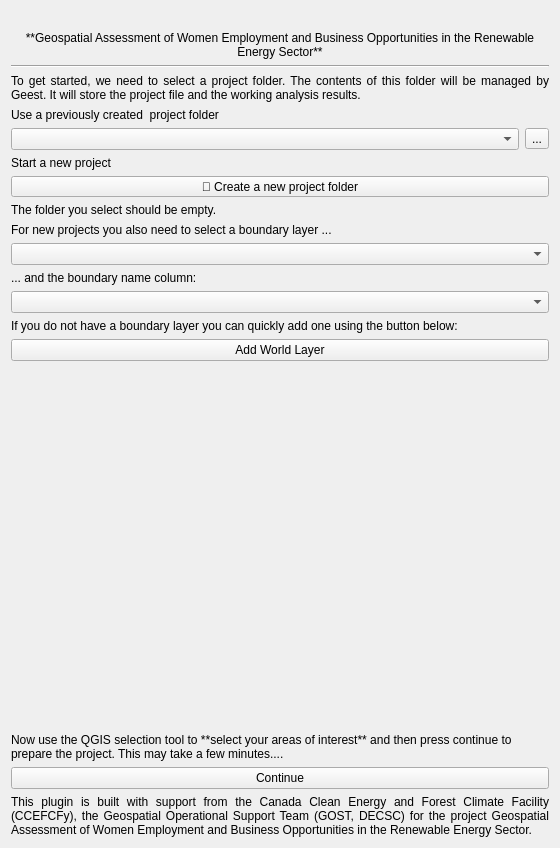
The window that geest/ui/setup_panel_base.ui (worldbank/GEEST) describes before a commit, drawn with Qt 5.
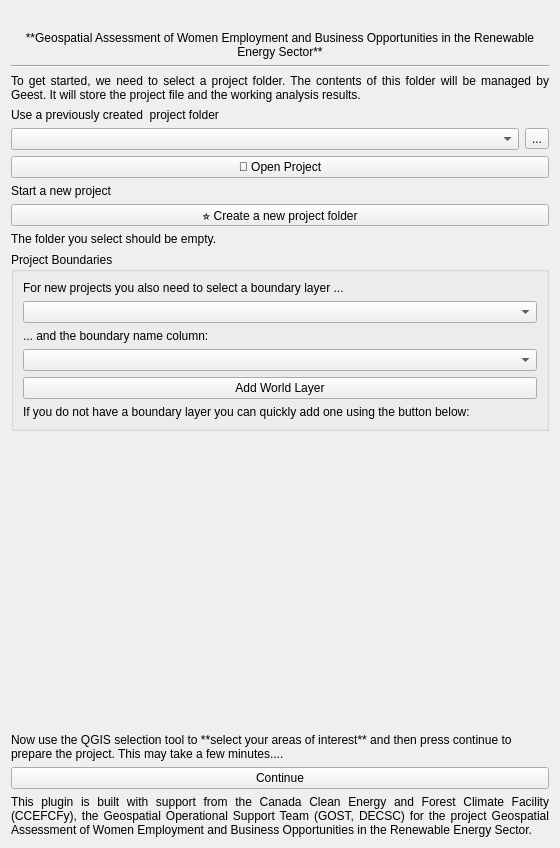
The same window after the commit. Icons and pictures are not drawn.

Commit message: refactoring code to organise it better show / hide widgets on welcome screen Implement setup panel using uic

What changed in the file:
```diff
--- a/geest/ui/setup_panel_base.ui
+++ b/geest/ui/setup_panel_base.ui
@@ -14,16 +14,43 @@
    <string>Form</string>
   </property>
   <layout class="QGridLayout" name="gridLayout">
-   <item row="7" column="0" colspan="2">
-    <widget class="QToolButton" name="create_project_button">
-     <property name="sizePolicy">
-      <sizepolicy hsizetype="MinimumExpanding" vsizetype="Fixed">
-       <horstretch>0</horstretch>
-       <verstretch>0</verstretch>
-      </sizepolicy>
+   <item row="7" column="0">
+    <widget class="QLabel" name="label_10">
+     <property name="text">
+      <string>Start a new project</string>
      </property>
+    </widget>
+   </item>
+   <item row="15" column="0" colspan="2">
+    <widget class="QLabel" name="label_5">
      <property name="text">
-      <string>📂 Create a new project folder</string>
+      <string>This plugin is built with support from the Canada Clean Energy and Forest Climate Facility (CCEFCFy), the Geospatial Operational Support Team (GOST, DECSC) for the project Geospatial Assessment of Women Employment and Business Opportunities in the Renewable Energy Sector.   </string>
+     </property>
+     <property name="alignment">
+      <set>Qt::AlignJustify|Qt::AlignVCenter</set>
+     </property>
+     <property name="wordWrap">
+      <bool>true</bool>
+     </property>
+    </widget>
+   </item>
+   <item row="3" column="0" colspan="2">
+    <widget class="QLabel" name="label_3">
+     <property name="text">
+      <string>To get started, we need to select a project folder. The contents of this folder will be managed by Geest. It will store the project file and the working analysis results.</string>
+     </property>
+     <property name="alignment">
+      <set>Qt::AlignJustify|Qt::AlignTop</set>
+     </property>
+     <property name="wordWrap">
+      <bool>true</bool>
+     </property>
+    </widget>
+   </item>
+   <item row="4" column="0">
+    <widget class="QLabel" name="label">
+     <property name="text">
+      <string>Use a previously created  project folder</string>
      </property>
     </widget>
    </item>
@@ -34,7 +61,7 @@
      </property>
     </widget>
    </item>
-   <item row="17" column="0" colspan="2">
+   <item row="14" column="0" colspan="2">
     <widget class="QPushButton" name="continue_button">
      <property name="text">
       <string>Continue</string>
@@ -42,22 +69,6 @@
     </widget>
    </item>
    <item row="12" column="0" colspan="2">
-    <widget class="QComboBox" name="field_combo"/>
-   </item>
-   <item row="11" column="0" colspan="2">
-    <widget class="QLabel" name="label_7">
-     <property name="text">
-      <string>... and the boundary name column:</string>
-     </property>
-     <property name="wordWrap">
-      <bool>true</bool>
-     </property>
-    </widget>
-   </item>
-   <item row="10" column="0" colspan="2">
-    <widget class="QComboBox" name="layer_combo"/>
-   </item>
-   <item row="15" column="0">
     <spacer name="verticalSpacer">
      <property name="orientation">
       <enum>Qt::Vertical</enum>
@@ -70,26 +81,6 @@
      </property>
     </spacer>
    </item>
-   <item row="3" column="0" colspan="2">
-    <widget class="QLabel" name="label_3">
-     <property name="text">
-      <string>To get started, we need to select a project folder. The contents of this folder will be managed by Geest. It will store the project file and the working analysis results.</string>
-     </property>
-     <property name="alignment">
-      <set>Qt::AlignJustify|Qt::AlignTop</set>
-     </property>
-     <property name="wordWrap">
-      <bool>true</bool>
-     </property>
-    </widget>
-   </item>
-   <item row="8" column="0">
-    <widget class="QLabel" name="label_4">
-     <property name="text">
-      <string>The folder you select should be empty.</string>
-     </property>
-    </widget>
-   </item>
    <item row="0" column="0" colspan="2">
     <widget class="QLabel" name="banner_label">
      <property name="text">
@@ -103,7 +94,37 @@
      </property>
     </widget>
    </item>
-   <item row="16" column="0" colspan="2">
+   <item row="6" column="0" colspan="2">
+    <widget class="QPushButton" name="open_project_button">
+     <property name="text">
+      <string>📂 Open Project</string>
+     </property>
+    </widget>
+   </item>
+   <item row="1" column="0" colspan="2">
+    <widget class="QLabel" name="label_2">
+     <property name="text">
+      <string>**Geospatial Assessment of Women Employment and Business Opportunities in the Renewable Energy Sector**</string>
+     </property>
+     <property name="textFormat">
+      <enum>Qt::MarkdownText</enum>
+     </property>
+     <property name="alignment">
+      <set>Qt::AlignCenter</set>
+     </property>
+     <property name="wordWrap">
+      <bool>true</bool>
+     </property>
+    </widget>
+   </item>
+   <item row="2" column="0" colspan="2">
+    <widget class="Line" name="line">
+     <property name="orientation">
+      <enum>Qt::Horizontal</enum>
+     </property>
+    </widget>
+   </item>
+   <item row="13" column="0" colspan="2">
     <widget class="QLabel" name="label_9">
      <property name="text">
       <string>Now use the QGIS selection tool to **select your areas of interest** and then press continue to prepare the project. This may take a few minutes....</string>
@@ -116,83 +137,78 @@
      </property>
     </widget>
    </item>
-   <item row="14" column="0" colspan="2">
-    <widget class="QPushButton" name="world_map_button">
-     <property name="text">
-      <string>Add World Layer</string>
-     </property>
-    </widget>
-   </item>
-   <item row="18" column="0" colspan="2">
-    <widget class="QLabel" name="label_5">
-     <property name="text">
-      <string>This plugin is built with support from the Canada Clean Energy and Forest Climate Facility (CCEFCFy), the Geospatial Operational Support Team (GOST, DECSC) for the project Geospatial Assessment of Women Employment and Business Opportunities in the Renewable Energy Sector.   </string>
-     </property>
-     <property name="alignment">
-      <set>Qt::AlignJustify|Qt::AlignVCenter</set>
-     </property>
-     <property name="wordWrap">
-      <bool>true</bool>
-     </property>
-    </widget>
-   </item>
-   <item row="13" column="0" colspan="2">
-    <widget class="QLabel" name="label_8">
-     <property name="text">
-      <string>If you do not have a boundary layer you can quickly add one using the button below:</string>
-     </property>
-     <property name="wordWrap">
-      <bool>true</bool>
-     </property>
-    </widget>
-   </item>
    <item row="5" column="0">
     <widget class="QComboBox" name="previous_project_combo"/>
    </item>
-   <item row="6" column="0">
-    <widget class="QLabel" name="label_10">
+   <item row="8" column="0" colspan="2">
+    <widget class="QToolButton" name="create_project_button">
+     <property name="sizePolicy">
+      <sizepolicy hsizetype="MinimumExpanding" vsizetype="Fixed">
+       <horstretch>0</horstretch>
+       <verstretch>0</verstretch>
+      </sizepolicy>
+     </property>
      <property name="text">
-      <string>Start a new project</string>
+      <string>⭐️ Create a new project folder</string>
      </property>
     </widget>
    </item>
+   <item row="10" column="0" colspan="2">
+    <widget class="QGroupBox" name="new_project_group">
+     <property name="title">
+      <string>Project Boundaries</string>
+     </property>
+     <layout class="QVBoxLayout" name="verticalLayout">
+      <item>
+       <widget class="QLabel" name="label_6">
+        <property name="text">
+         <string>For new projects you also need to select a boundary layer ...</string>
+        </property>
+        <property name="wordWrap">
+         <bool>true</bool>
+        </property>
+       </widget>
+      </item>
+      <item>
+       <widget class="QComboBox" name="layer_combo"/>
+      </item>
+      <item>
+       <widget class="QLabel" name="label_7">
+        <property name="text">
+         <string>... and the boundary name column:</string>
+        </property>
+        <property name="wordWrap">
+         <bool>true</bool>
+        </property>
+       </widget>
+      </item>
+      <item>
+       <widget class="QComboBox" name="field_combo"/>
+      </item>
+      <item>
+       <widget class="QPushButton" name="world_map_button">
+        <property name="text">
+         <string>Add World Layer</string>
+        </property>
+       </widget>
+      </item>
+      <item>
+       <widget class="QLabel" name="label_8">
+        <property name="text">
+         <string>If you do not have a boundary layer you can quickly add one using the button below:</string>
+        </property>
+        <property name="wordWrap">
+         <bool>true</bool>
+        </property>
+       </widget>
+      </item>
+     </layout>
+    </widget>
+   </item>
    <item row="9" column="0" colspan="2">
-    <widget class="QLabel" name="label_6">
+    <widget class="QLabel" name="label_4">
      <property name="text">
-      <string>For new projects you also need to select a boundary layer ...</string>
-     </property>
-     <property name="wordWrap">
-      <bool>true</bool>
-     </property>
-    </widget>
-   </item>
-   <item row="2" column="0" colspan="2">
-    <widget class="Line" name="line">
-     <property name="orientation">
-      <enum>Qt::Horizontal</enum>
-     </property>
-    </widget>
-   </item>
-   <item row="1" column="0" colspan="2">
-    <widget class="QLabel" name="label_2">
-     <property name="text">
-      <string>**Geospatial Assessment of Women Employment and Business Opportunities in the Renewable Energy Sector**</string>
-     </property>
-     <property name="textFormat">
-      <enum>Qt::MarkdownText</enum>
-     </property>
-     <property name="alignment">
-      <set>Qt::AlignCenter</set>
-     </property>
-     <property name="wordWrap">
-      <bool>true</bool>
-     </property>
-    </widget>
-   </item>
-   <item row="4" column="0">
-    <widget class="QLabel" name="label">
-     <property name="text">
-      <string>Use a previously created  project folder</string>
+      <string>The folder you select should be empty.</string>
      </property>
     </widget>
    </item>
```
Left out of the diff: 67 changed lines with no effect on the pictures. The commit also changes 26 other files.
